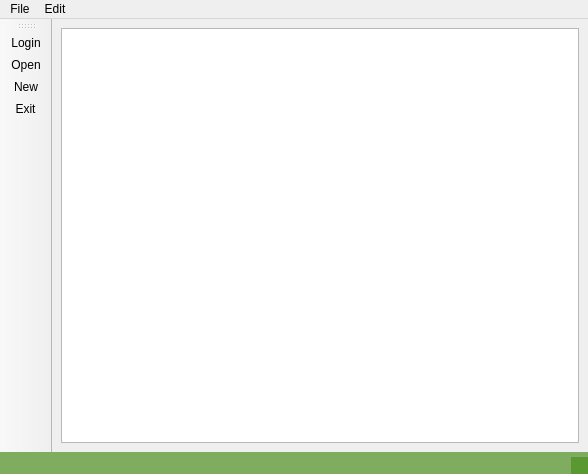
Qt form client/MainWindow.ui (anphetamina/CoText) before a commit.
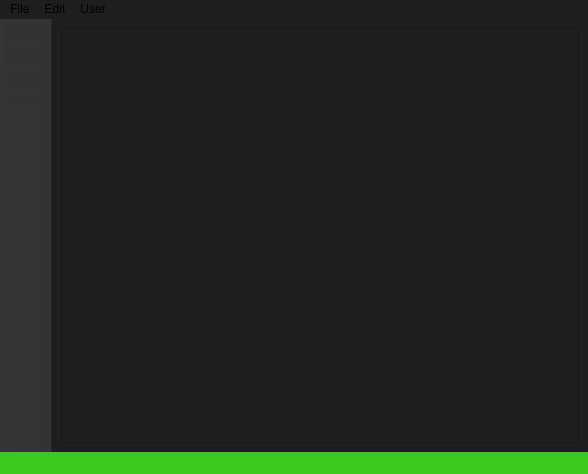
The same form after that commit. Icons and pictures are not drawn.

Patch:
```diff
--- a/client/MainWindow.ui
+++ b/client/MainWindow.ui
@@ -40,6 +40,12 @@
   <property name="windowTitle">
    <string>Co-Text</string>
   </property>
+  <property name="styleSheet">
+   <string notr="true">background-color: rgb(30, 30, 30);
+
+
+</string>
+  </property>
   <widget class="QWidget" name="centralwidget">
    <layout class="QHBoxLayout" name="horizontalLayout_3">
     <item>
@@ -56,6 +62,100 @@
      <height>22</height>
     </rect>
    </property>
+   <property name="palette">
+    <palette>
+     <active>
+      <colorrole role="Button">
+       <brush brushstyle="SolidPattern">
+        <color alpha="255">
+         <red>30</red>
+         <green>30</green>
+         <blue>30</blue>
+        </color>
+       </brush>
+      </colorrole>
+      <colorrole role="Base">
+       <brush brushstyle="SolidPattern">
+        <color alpha="255">
+         <red>30</red>
+         <green>30</green>
+         <blue>30</blue>
+        </color>
+       </brush>
+      </colorrole>
+      <colorrole role="Window">
+       <brush brushstyle="SolidPattern">
+        <color alpha="255">
+         <red>30</red>
+         <green>30</green>
+         <blue>30</blue>
+        </color>
+       </brush>
+      </colorrole>
+     </active>
+     <inactive>
+      <colorrole role="Button">
+       <brush brushstyle="SolidPattern">
+        <color alpha="255">
+         <red>30</red>
+         <green>30</green>
+         <blue>30</blue>
+        </color>
+       </brush>
+      </colorrole>
+      <colorrole role="Base">
+       <brush brushstyle="SolidPattern">
+        <color alpha="255">
+         <red>30</red>
+         <green>30</green>
+         <blue>30</blue>
+        </color>
+       </brush>
+      </colorrole>
+      <colorrole role="Window">
+       <brush brushstyle="SolidPattern">
+        <color alpha="255">
+         <red>30</red>
+         <green>30</green>
+         <blue>30</blue>
+        </color>
+       </brush>
+      </colorrole>
+     </inactive>
+     <disabled>
+      <colorrole role="Button">
+       <brush brushstyle="SolidPattern">
+        <color alpha="255">
+         <red>30</red>
+         <green>30</green>
+         <blue>30</blue>
+        </color>
+       </brush>
+      </colorrole>
+      <colorrole role="Base">
+       <brush brushstyle="SolidPattern">
+        <color alpha="255">
+         <red>30</red>
+         <green>30</green>
+         <blue>30</blue>
+        </color>
+       </brush>
+      </colorrole>
+      <colorrole role="Window">
+       <brush brushstyle="SolidPattern">
+        <color alpha="255">
+         <red>30</red>
+         <green>30</green>
+         <blue>30</blue>
+        </color>
+       </brush>
+      </colorrole>
+     </disabled>
+    </palette>
+   </property>
+   <property name="styleSheet">
+    <string notr="true"/>
+   </property>
    <widget class="QMenu" name="menuFile">
     <property name="title">
      <string>File</string>
@@ -81,8 +181,16 @@
     <addaction name="actionReplace"/>
     <addaction name="actionRedo"/>
    </widget>
+   <widget class="QMenu" name="menuUser">
+    <property name="title">
+     <string>User</string>
+    </property>
+    <addaction name="actionLogin"/>
+    <addaction name="actionLogout"/>
+   </widget>
    <addaction name="menuFile"/>
    <addaction name="menuEdit"/>
+   <addaction name="menuUser"/>
   </widget>
   <widget class="QStatusBar" name="statusbar">
    <property name="maximumSize">
@@ -92,13 +200,29 @@
     </size>
    </property>
    <property name="styleSheet">
-    <string notr="true">background-color:  rgba(74, 142, 28, 174);</string>
+    <string notr="true">background-color: rgb(60, 202, 33);</string>
    </property>
   </widget>
   <widget class="QToolBar" name="toolBar">
    <property name="windowTitle">
     <string>toolBar</string>
    </property>
+   <property name="autoFillBackground">
+    <bool>false</bool>
+   </property>
+   <property name="styleSheet">
+    <string notr="true">background-color: rgb(51, 51, 51);
+color: rgb(51, 51, 51);</string>
+   </property>
+   <property name="movable">
+    <bool>false</bool>
+   </property>
+   <property name="allowedAreas">
+    <set>Qt::LeftToolBarArea</set>
+   </property>
+   <property name="toolButtonStyle">
+    <enum>Qt::ToolButtonIconOnly</enum>
+   </property>
    <attribute name="toolBarArea">
     <enum>LeftToolBarArea</enum>
    </attribute>
@@ -234,6 +358,23 @@
    <property name="text">
     <string>Login...</string>
    </property>
+   <property name="font">
+    <font>
+     <kerning>true</kerning>
+    </font>
+   </property>
+   <property name="shortcut">
+    <string>Ctrl+L</string>
+   </property>
+   <property name="autoRepeat">
+    <bool>true</bool>
+   </property>
+   <property name="visible">
+    <bool>true</bool>
+   </property>
+   <property name="menuRole">
+    <enum>QAction::TextHeuristicRole</enum>
+   </property>
   </action>
   <action name="actionLogout">
    <property name="text">
```
Left out of the diff: 75 changed lines with no effect on the pictures.
